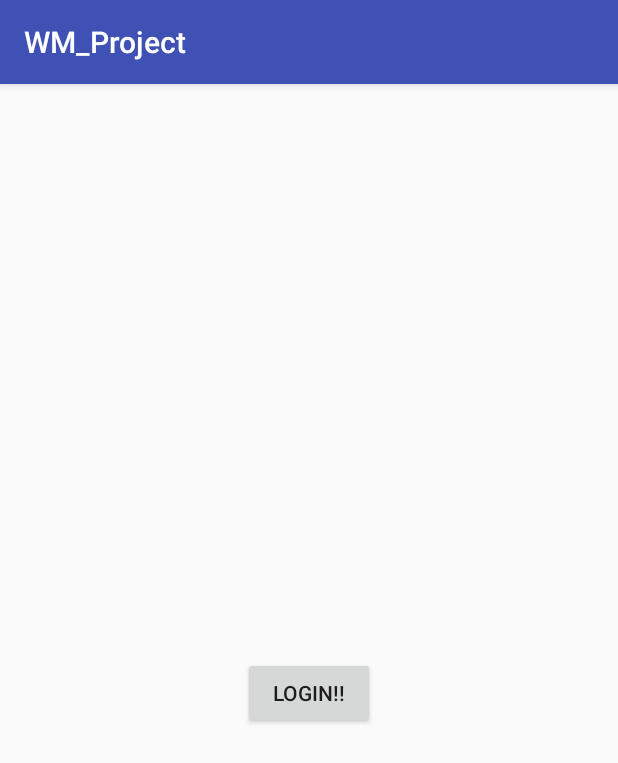
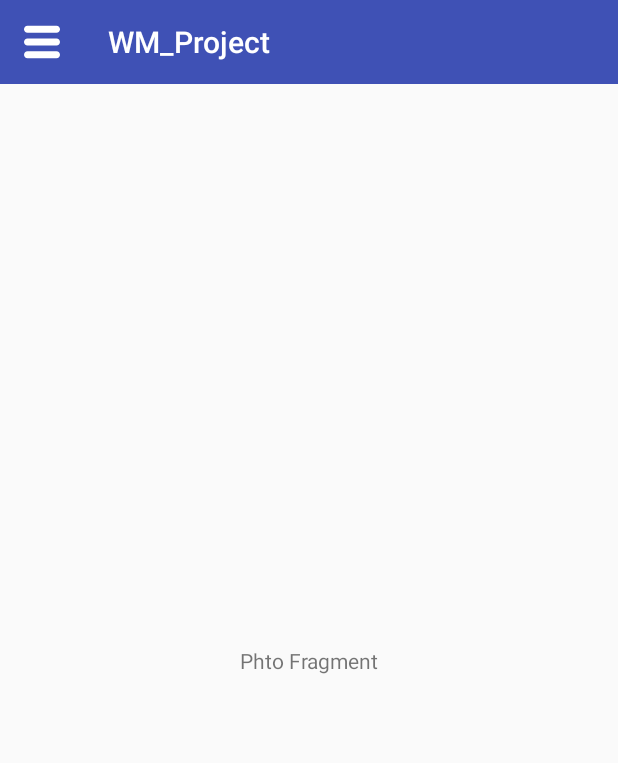
Before and after one commit to jeonjw/worksmobile_intern_project, an Android app: the MainActivity screen opened directly, with no data from a screen before it, on a phone screen of 412 x 824 dp. Shown: the top 763 px of the screen. Run offline under Robolectric (Android 15) with nearby library versions, the phone set to English and light mode, and no system bars; 3 statements that could not run were skipped.

Commit message:
NavigationDrawer, Toolbar 도입

```diff
--- a/app/build.gradle
+++ b/app/build.gradle
@@ -26,14 +26,16 @@ dependencies {
     implementation fileTree(dir: 'libs', include: ['*.jar'])
     implementation 'com.android.support:appcompat-v7:26.1.0'
     implementation 'com.android.support.constraint:constraint-layout:1.0.2'
+    implementation 'com.android.support:design:26.1.0'
 
     implementation 'com.google.android.gms:play-services-drive:12.0.1'
     implementation 'com.google.android.gms:play-services-auth:12.0.1'
     implementation 'com.google.android.gms:play-services-gcm:12.0.1'
 
-
     implementation 'com.squareup.retrofit2:retrofit:2.4.0'
     implementation 'com.squareup.retrofit2:converter-gson:2.3.0'
+
+
     testImplementation 'junit:junit:4.12'
     androidTestImplementation 'com.android.support.test:runner:1.0.1'
     androidTestImplementation 'com.android.support.test.espresso:espresso-core:3.0.1'
--- a/app/src/main/java/com/worksmobile/wmproject/MainActivity.java
+++ b/app/src/main/java/com/worksmobile/wmproject/MainActivity.java
@@ -5,40 +5,76 @@ import android.app.Notification;
 import android.app.NotificationChannel;
 import android.app.NotificationManager;
 import android.app.Service;
-import android.content.Context;
 import android.content.Intent;
 import android.content.pm.PackageManager;
-import android.net.Uri;
 import android.os.Build;
 import android.os.Bundle;
 import android.support.annotation.NonNull;
 import android.support.annotation.Nullable;
+import android.support.design.widget.NavigationView;
 import android.support.v4.content.ContextCompat;
+import android.support.v4.view.GravityCompat;
+import android.support.v4.widget.DrawerLayout;
+import android.support.v7.app.ActionBarDrawerToggle;
 import android.support.v7.app.AppCompatActivity;
-import android.util.Log;
+import android.support.v7.widget.Toolbar;
+import android.view.MenuItem;
 import android.view.View;
 import android.widget.Toast;
 
-import com.google.gson.Gson;
-import com.worksmobile.wmproject.callback.TokenCallback;
-import com.worksmobile.wmproject.retrofit_object.Token;
 import com.worksmobile.wmproject.service.MediaStoreJobService;
 import com.worksmobile.wmproject.service.MediaStoreService;
+import com.worksmobile.wmproject.ui.PhotoFragment;
 
 
-public class MainActivity extends AppCompatActivity {
-
+public class MainActivity extends AppCompatActivity
+        implements NavigationView.OnNavigationItemSelectedListener {
     private static final int READ_EXTERNAL_STORAGE_PERMISSION = 777;
-    private static final String SHARED_PREFERENCES_NAME = "TokenStatePreference";
-    private static final String TOKEN_STATE = "TOKEN_STATE";
-    private static final String USED_INTENT = "USED_INTENT";
-    private static final String TAG = "MAIN_ACTIVITY";
+    private DrawerLayout drawerLayout;
+    private Toolbar toolbar;
 
     @Override
     protected void onCreate(@Nullable Bundle savedInstanceState) {
         super.onCreate(savedInstanceState);
         setContentView(R.layout.activity_main);
 
+        createNotificationChannel();
+        checkPermission();
+
+        toolbar = findViewById(R.id.main_toolbar);
+        drawerLayout = findViewById(R.id.drawer_layout);
+
+        initDrawerToggle();
+        NavigationView navigationView = findViewById(R.id.navigation_view);
+        navigationView.setNavigationItemSelectedListener(this);
+
+        getSupportFragmentManager().beginTransaction().add(R.id.content_fragment, new PhotoFragment()).commit();
+
+    }
+
+    private void initDrawerToggle() {
+        setSupportActionBar(toolbar);
+        getSupportActionBar().setDisplayHomeAsUpEnabled(true);
+
+        ActionBarDrawerToggle toggle = new ActionBarDrawerToggle(this, drawerLayout, toolbar, R.string.drawer_start, R.string.drawer_end);
+        drawerLayout.addDrawerListener(toggle);
+        toggle.syncState();
+
+        toggle.setDrawerIndicatorEnabled(false);
+        toggle.setHomeAsUpIndicator(R.drawable.ic_menu);
+        toolbar.setNavigationOnClickListener(new View.OnClickListener() {
+            @Override
+            public void onClick(View view) {
+                if (drawerLayout.isDrawerOpen(GravityCompat.START)) {
+                    drawerLayout.closeDrawer(GravityCompat.START);
+                } else {
+                    drawerLayout.openDrawer(GravityCompat.START);
+                }
+            }
+        });
+    }
+
+    private void createNotificationChannel() {
         if (Build.VERSION.SDK_INT >= Build.VERSION_CODES.O) {
             NotificationManager notificationManager = (android.app.NotificationManager) getSystemService(Service.NOTIFICATION_SERVICE);
             NotificationChannel notificationChannel = new NotificationChannel("WM_PROJECT", "project1", NotificationManager.IMPORTANCE_DEFAULT);
@@ -49,13 +85,8 @@ public class MainActivity extends AppCompatActivity {
             notificationChannel.setLockscreenVisibility(Notification.VISIBILITY_PRIVATE);
             if (notificationManager != null) {
                 notificationManager.createNotificationChannel(notificationChannel);
-//                notificationManager.deleteNotificationChannel("WM");
-//                notificationManager.deleteNotificationChannel("project");
             }
         }
-
-
-        checkPermission();
     }
 
 
@@ -97,4 +128,40 @@ public class MainActivity extends AppCompatActivity {
                 super.onRequestPermissionsResult(requestCode, permissions, grantResults);
         }
     }
+
+    @Override
+    public boolean onNavigationItemSelected(@NonNull MenuItem item) {
+
+        int id = item.getItemId();
+        switch (id) {
+            case R.id.nav_photo:
+                Toast.makeText(MainActivity.this, item.getTitle(), Toast.LENGTH_SHORT).show();
+                break;
+
+            case R.id.nav_video:
+                Toast.makeText(MainActivity.this, item.getTitle(), Toast.LENGTH_SHORT).show();
+                break;
+
+            case R.id.nav_document:
+                Toast.makeText(MainActivity.this, item.getTitle(), Toast.LENGTH_SHORT).show();
+                break;
+
+            case R.id.nav_folder:
+                Toast.makeText(MainActivity.this, item.getTitle(), Toast.LENGTH_SHORT).show();
+                break;
+
+        }
+
+        return true;
+    }
+
+    @Override
+    public void onBackPressed() {
+        DrawerLayout drawer = findViewById(R.id.drawer_layout);
+        if (drawer.isDrawerOpen(GravityCompat.START)) {
+            drawer.closeDrawer(GravityCompat.START);
+        } else {
+            super.onBackPressed();
+        }
+    }
 }
--- /dev/null
+++ b/app/src/main/java/com/worksmobile/wmproject/callback/ListCallback.java
@@ -0,0 +1,8 @@
+package com.worksmobile.wmproject.callback;
+
+import com.worksmobile.wmproject.retrofit_object.DriveFile;
+
+public interface ListCallback {
+    void onSuccess(DriveFile[] driveFiles);
+    void onFailure(String msg);
+}
--- a/app/src/main/java/com/worksmobile/wmproject/ui/LoginActivity.java
+++ b/app/src/main/java/com/worksmobile/wmproject/ui/LoginActivity.java
@@ -34,7 +34,7 @@ public class LoginActivity extends AppCompatActivity {
                 "response_type=code&" +
                 "access_type=offline&" +
                 "prompt=consent&" +
-                "scope=https://www.googleapis.com/auth/drive&" +
+                "scope=https://www.googleapis.com/auth/drivez+https://www.googleapis.com/auth/userinfo.profile&" +
                 "redirect_uri=com.worksmobile.wmproject:/oauth2callback";
 
         if (restoreAuthState() != null) {
@@ -98,7 +98,6 @@ public class LoginActivity extends AppCompatActivity {
                     finish();
                 }
             }
-
             @Override
             public void onFailure(String msg) {
                 Log.e(TAG, msg);
--- /dev/null
+++ b/app/src/main/java/com/worksmobile/wmproject/ui/PhotoFragment.java
@@ -0,0 +1,56 @@
+package com.worksmobile.wmproject.ui;
+
+import android.content.Context;
+import android.os.Bundle;
+import android.support.annotation.Nullable;
+import android.support.v4.app.Fragment;
+import android.view.LayoutInflater;
+import android.view.View;
+import android.view.ViewGroup;
+
+import com.google.gson.Gson;
+import com.worksmobile.wmproject.DriveHelper;
+import com.worksmobile.wmproject.R;
+import com.worksmobile.wmproject.callback.ListCallback;
+import com.worksmobile.wmproject.retrofit_object.DriveFile;
+import com.worksmobile.wmproject.retrofit_object.Token;
+
+public class PhotoFragment extends Fragment {
+    @Nullable
+    @Override
+    public View onCreateView(LayoutInflater inflater, @Nullable ViewGroup container, @Nullable Bundle savedInstanceState) {
+        View view = inflater.inflate(R.layout.fragment_photo, container, false);
+
+
+        Token token = restoreAuthState();
+        DriveHelper driveHelper = new DriveHelper(getContext().getString(R.string.client_id), null, getContext());
+        driveHelper.setToken(token);
+        driveHelper.listFiles("root", new ListCallback() {
+            @Override
+            public void onSuccess(DriveFile[] driveFiles) {
+                System.out.println("FILES");
+                System.out.println(driveFiles.length);
+                for (DriveFile file : driveFiles) {
+                    System.out.println("FILE : " + file.toString());
+                    driveHelper.getFile(file.getId(), null);
+                }
+            }
+
+            @Override
+            public void onFailure(String msg) {
+
+            }
+        });
+        return view;
+    }
+
+    @Nullable
+    private Token restoreAuthState() {
+        Gson gson = new Gson();
+        String jsonString = getContext().getSharedPreferences("TokenStatePreference", Context.MODE_PRIVATE)
+                .getString("TOKEN_STATE", null);
+
+
+        return gson.fromJson(jsonString, Token.class);
+    }
+}
--- /dev/null
+++ b/app/src/main/res/drawable/ic_menu.xml
@@ -0,0 +1,17 @@
+<?xml version="1.0" encoding="utf-8"?>
+<vector xmlns:android="http://schemas.android.com/apk/res/android"
+    android:width="24dp"
+    android:height="24dp"
+    android:viewportWidth="124"
+    android:viewportHeight="124">
+
+    <path
+        android:fillColor="#FFFFFF"
+        android:pathData="M112,6H12C5.4,6,0,11.4,0,18s5.4,12,12,12h100c6.6,0,12-5.4,12-12S118.6,6,112,6z" />
+    <path
+        android:fillColor="#FFFFFF"
+        android:pathData="M112,50H12C5.4,50,0,55.4,0,62c0,6.6,5.4,12,12,12h100c6.6,0,12-5.4,12-12C124,55.4,118.6,50,112,50z" />
+    <path
+        android:fillColor="#FFFFFF"
+        android:pathData="M112,94H12c-6.6,0-12,5.4-12,12s5.4,12,12,12h100c6.6,0,12-5.4,12-12S118.6,94,112,94z" />
+</vector>
--- a/app/src/main/res/layout/activity_main.xml
+++ b/app/src/main/res/layout/activity_main.xml
@@ -1,20 +1,37 @@
 <?xml version="1.0" encoding="utf-8"?>
-<android.support.constraint.ConstraintLayout xmlns:android="http://schemas.android.com/apk/res/android"
+<android.support.v4.widget.DrawerLayout xmlns:android="http://schemas.android.com/apk/res/android"
     xmlns:app="http://schemas.android.com/apk/res-auto"
     xmlns:tools="http://schemas.android.com/tools"
+    android:id="@+id/drawer_layout"
     android:layout_width="match_parent"
     android:layout_height="match_parent"
-    tools:context=".MainActivity">
+    tools:openDrawer="start">
 
-    <Button
-        android:id="@+id/start_service"
+    <LinearLayout
+        android:layout_width="match_parent"
+        android:layout_height="match_parent"
+        android:orientation="vertical">
+
+        <android.support.v7.widget.Toolbar
+            android:id="@+id/main_toolbar"
+            android:layout_width="match_parent"
+            android:layout_height="?attr/actionBarSize"
+            android:background="?attr/colorPrimary"
+            app:titleTextColor="@color/colorWhite" />
+
+        <FrameLayout
+            android:id="@+id/content_fragment"
+            android:layout_width="match_parent"
+            android:layout_height="match_parent" />
+    </LinearLayout>
+
+    <android.support.design.widget.NavigationView
+        android:id="@+id/navigation_view"
         android:layout_width="wrap_content"
-        android:layout_height="wrap_content"
-        android:text="Login!!"
-        app:layout_constraintBottom_toBottomOf="parent"
-        app:layout_constraintLeft_toLeftOf="parent"
-        app:layout_constraintRight_toRightOf="parent"
-        app:layout_constraintTop_toTopOf="parent"
-        app:layout_constraintVertical_bias="0.531" />
+        android:layout_height="match_parent"
+        android:layout_gravity="start"
+        app:headerLayout="@layout/navigation_header"
+        app:menu="@menu/drawer_menu" />
 
-</android.support.constraint.ConstraintLayout>
+
+</android.support.v4.widget.DrawerLayout>
--- /dev/null
+++ b/app/src/main/res/layout/fragment_photo.xml
@@ -0,0 +1,20 @@
+<?xml version="1.0" encoding="utf-8"?>
+<android.support.constraint.ConstraintLayout xmlns:android="http://schemas.android.com/apk/res/android"
+    xmlns:app="http://schemas.android.com/apk/res-auto"
+    android:layout_width="match_parent"
+    android:layout_height="match_parent">
+
+    <TextView
+        android:layout_width="wrap_content"
+        android:layout_height="wrap_content"
+        android:layout_marginBottom="8dp"
+        android:layout_marginEnd="8dp"
+        android:layout_marginStart="8dp"
+        android:layout_marginTop="8dp"
+        android:text="Phto Fragment"
+        app:layout_constraintBottom_toBottomOf="parent"
+        app:layout_constraintEnd_toEndOf="parent"
+        app:layout_constraintStart_toStartOf="parent"
+        app:layout_constraintTop_toTopOf="parent" />
+
+</android.support.constraint.ConstraintLayout>
--- /dev/null
+++ b/app/src/main/res/menu/drawer_menu.xml
@@ -0,0 +1,19 @@
+<?xml version="1.0" encoding="utf-8"?>
+<menu xmlns:android="http://schemas.android.com/apk/res/android">
+
+    <item
+        android:id="@+id/nav_photo"
+        android:title="사진" />
+    <item
+        android:id="@+id/nav_video"
+        android:title="동영상" />
+    <item
+        android:id="@+id/nav_document"
+        android:title="문서" />
+    <item
+        android:id="@+id/nav_folder"
+        android:title="폴더" />
+
+
+
+</menu>
--- a/app/src/main/res/values/strings.xml
+++ b/app/src/main/res/values/strings.xml
@@ -5,4 +5,6 @@
     <string name="notification_upload_fail_message">%d개의 파일을 업로드 실패했습니다.</string>
     <string name="notification_uploading_message">파일을 올리고 있습니다 (%d/%d)</string>
     <string name="notification_upload_try_message">%d개의 파일이 업로드 시도중</string>
+    <string name="drawer_start">MAIN</string>
+    <string name="drawer_end">ACTIVITYY</string>
 </resources>
--- a/app/src/main/res/values/styles.xml
+++ b/app/src/main/res/values/styles.xml
@@ -1,13 +1,13 @@
 <resources>
 
     <!-- Base application theme. -->
-    <style name="AppTheme" parent="Theme.AppCompat.Light.DarkActionBar">
+    <style name="AppTheme" parent="Theme.AppCompat.Light.NoActionBar">
         <!-- Customize your theme here. -->
         <item name="colorPrimary">@color/colorPrimary</item>
         <item name="colorPrimaryDark">@color/colorPrimaryDark</item>
         <item name="colorAccent">@color/colorAccent</item>
     </style>
 
-    <style name="LoginDialog" parent="Theme.AppCompat.Light.Dialog"/>
+    <style name="LoginDialog" parent="Theme.AppCompat.Light.Dialog" />
 
 </resources>
```
Also changed, not shown: app/src/main/java/com/worksmobile/wmproject/DriveHelper.java (+64 -3 lines), app/src/main/java/com/worksmobile/wmproject/retrofit_object/DriveFile.java (+49 -15 lines), app/src/main/res/layout/navigation_header.xml (added, +37 -0 lines).
